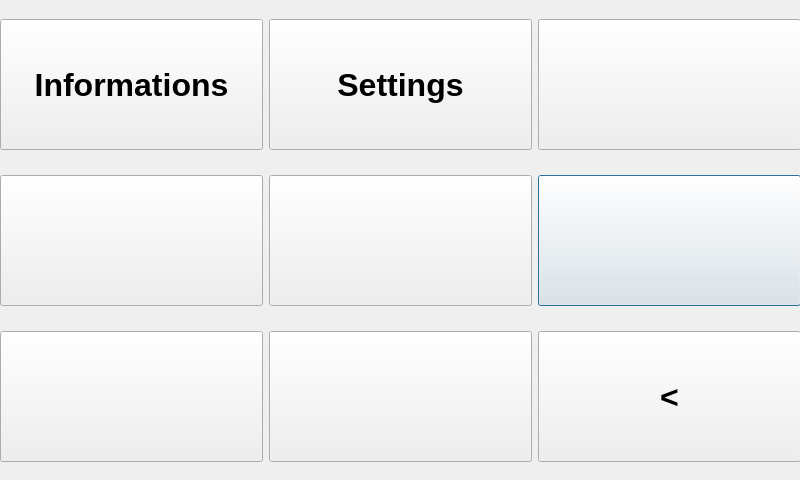
Old version of the form system_menu.ui in the repository heradon/shima.
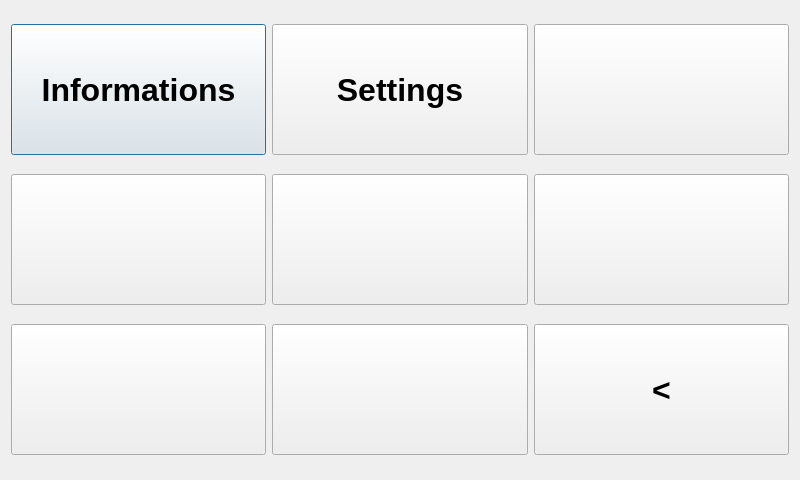
New version of the form.

Patch:
```diff
--- a/system_menu.ui
+++ b/system_menu.ui
@@ -13,45 +13,7 @@
   <property name="windowTitle">
    <string>Dialog</string>
   </property>
-  <widget class="QWidget" name="gridLayoutWidget">
-   <property name="geometry">
-    <rect>
-     <x>0</x>
-     <y>0</y>
-     <width>801</width>
-     <height>481</height>
-    </rect>
-   </property>
    <layout class="QGridLayout" name="gridLayout">
-    <item row="2" column="2">
-     <widget class="QPushButton" name="alarm_button_2">
-      <property name="minimumSize">
-       <size>
-        <width>0</width>
-        <height>131</height>
-       </size>
-      </property>
-      <property name="font">
-       <font>
-        <pointsize>24</pointsize>
-        <weight>75</weight>
-        <bold>true</bold>
-       </font>
-      </property>
-      <property name="autoFillBackground">
-       <bool>false</bool>
-      </property>
-      <property name="styleSheet">
-       <string notr="true"/>
-      </property>
-      <property name="text">
-       <string/>
-      </property>
-      <property name="flat">
-       <bool>false</bool>
-      </property>
-     </widget>
-    </item>
     <item row="0" column="0">
      <widget class="QPushButton" name="music_button">
       <property name="minimumSize">
@@ -110,7 +72,65 @@
       </property>
      </widget>
     </item>
-    <item row="2" column="1">
+   <item row="0" column="2">
+    <widget class="QPushButton" name="alarm_button">
+     <property name="minimumSize">
+      <size>
+       <width>0</width>
+       <height>131</height>
+      </size>
+     </property>
+     <property name="font">
+      <font>
+       <pointsize>24</pointsize>
+       <weight>75</weight>
+       <bold>true</bold>
+      </font>
+     </property>
+     <property name="autoFillBackground">
+      <bool>false</bool>
+     </property>
+     <property name="styleSheet">
+      <string notr="true"/>
+     </property>
+     <property name="text">
+      <string/>
+     </property>
+     <property name="flat">
+      <bool>false</bool>
+     </property>
+    </widget>
+   </item>
+   <item row="1" column="0">
+    <widget class="QPushButton" name="calendar_button">
+     <property name="minimumSize">
+      <size>
+       <width>0</width>
+       <height>131</height>
+      </size>
+     </property>
+     <property name="font">
+      <font>
+       <pointsize>24</pointsize>
+       <weight>75</weight>
+       <bold>true</bold>
+      </font>
+     </property>
+     <property name="autoFillBackground">
+      <bool>false</bool>
+     </property>
+     <property name="styleSheet">
+      <string notr="true"/>
+     </property>
+     <property name="text">
+      <string/>
+     </property>
+     <property name="flat">
+      <bool>false</bool>
+     </property>
+    </widget>
+   </item>
+   <item row="1" column="1">
      <widget class="QPushButton" name="alarm_button_3">
       <property name="minimumSize">
        <size>
@@ -139,7 +159,36 @@
       </property>
      </widget>
     </item>
-    <item row="3" column="0">
+   <item row="1" column="2">
+    <widget class="QPushButton" name="alarm_button_2">
+     <property name="minimumSize">
+      <size>
+       <width>0</width>
+       <height>131</height>
+      </size>
+     </property>
+     <property name="font">
+      <font>
+       <pointsize>24</pointsize>
+       <weight>75</weight>
+       <bold>true</bold>
+      </font>
+     </property>
+     <property name="autoFillBackground">
+      <bool>false</bool>
+     </property>
+     <property name="styleSheet">
+      <string notr="true"/>
+     </property>
+     <property name="text">
+      <string/>
+     </property>
+     <property name="flat">
+      <bool>false</bool>
+     </property>
+    </widget>
+   </item>
+   <item row="2" column="0">
      <widget class="QPushButton" name="alarm_button_4">
       <property name="minimumSize">
        <size>
@@ -168,7 +217,7 @@
       </property>
      </widget>
     </item>
-    <item row="3" column="1">
+   <item row="2" column="1">
      <widget class="QPushButton" name="alarm_button_5">
       <property name="minimumSize">
        <size>
@@ -197,7 +246,7 @@
       </property>
      </widget>
     </item>
-    <item row="3" column="2">
+   <item row="2" column="2">
      <widget class="QPushButton" name="alarm_button_6">
       <property name="minimumSize">
        <size>
@@ -226,66 +275,7 @@
       </property>
      </widget>
     </item>
-    <item row="2" column="0">
-     <widget class="QPushButton" name="calendar_button">
-      <property name="minimumSize">
-       <size>
-        <width>0</width>
-        <height>131</height>
-       </size>
-      </property>
-      <property name="font">
-       <font>
-        <pointsize>24</pointsize>
-        <weight>75</weight>
-        <bold>true</bold>
-       </font>
-      </property>
-      <property name="autoFillBackground">
-       <bool>false</bool>
-      </property>
-      <property name="styleSheet">
-       <string notr="true"/>
-      </property>
-      <property name="text">
-       <string/>
-      </property>
-      <property name="flat">
-       <bool>false</bool>
-      </property>
-     </widget>
-    </item>
-    <item row="0" column="2">
-     <widget class="QPushButton" name="alarm_button">
-      <property name="minimumSize">
-       <size>
-        <width>0</width>
-        <height>131</height>
-       </size>
-      </property>
-      <property name="font">
-       <font>
-        <pointsize>24</pointsize>
-        <weight>75</weight>
-        <bold>true</bold>
-       </font>
-      </property>
-      <property name="autoFillBackground">
-       <bool>false</bool>
-      </property>
-      <property name="styleSheet">
-       <string notr="true"/>
-      </property>
-      <property name="text">
-       <string/>
-      </property>
-      <property name="flat">
-       <bool>false</bool>
-      </property>
-     </widget>
-    </item>
-   </layout>
-  </widget>
+  </layout>
  </widget>
  <resources/>
  <connections/>
```
Left out of the diff: 4 changed lines with no effect on the pictures. Lines whose indentation alone changed are shown as unchanged.
